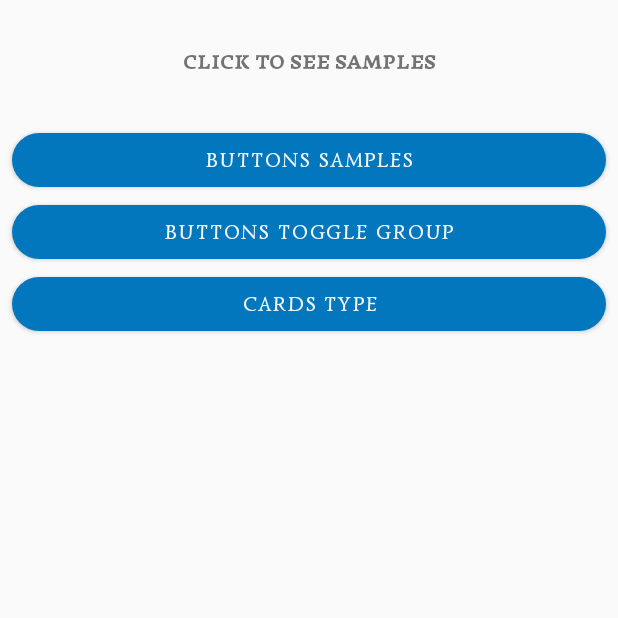
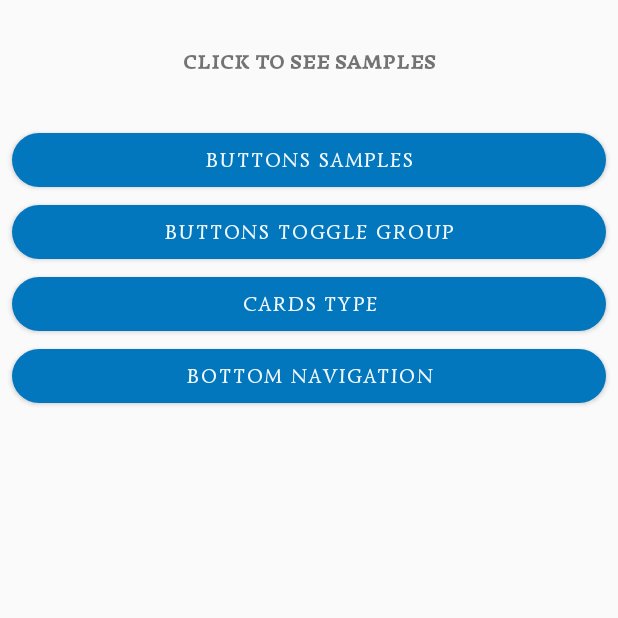
Before and after one commit to refka-farid/UI-playground, an Android app: the WidgetsFragment screen opened through its navigation route, on a phone screen of 412 x 824 dp, the top half of it. Run offline under Robolectric (Android 15) with nearby library versions, the phone set to English and light mode, and no system bars; Roboto replaces fonts that are not available here.

Commit message:
[ui-playground] add bottom navigation

```diff
--- a/playground/src/main/java/com/bravedroid/playground/widgets/WidgetsFragment.kt
+++ b/playground/src/main/java/com/bravedroid/playground/widgets/WidgetsFragment.kt
@@ -31,7 +31,7 @@ class WidgetsFragment : Fragment() {
                     )
 
                 }
-                R.id.buttonsToggleGroup_btn -> {
+                R.id.buttonsToggleGroup_btn ->{
                     view.findNavController().navigate(
                             WidgetsFragmentDirections.actionWidgetsFragmentToButtonsToggleGroupFragment()
                     )
@@ -41,11 +41,17 @@ class WidgetsFragment : Fragment() {
                             WidgetsFragmentDirections.actionWidgetsFragmentToCardsFragment()
                     )
                 }
+                R.id.bottomNavigation_btn -> {
+                    view.findNavController().navigate(
+                            WidgetsFragmentDirections.actionWidgetsFragmentToBottomNavigationFragment()
+                    )
+                }
             }
         }
 
         buttonsSamples_btn.setOnClickListener(callback)
         buttonsToggleGroup_btn.setOnClickListener(callback)
         cards_btn.setOnClickListener(callback)
+        bottomNavigation_btn.setOnClickListener(callback)
     }
 }
--- a/playground/src/main/res/layout/fragment_widgets.xml
+++ b/playground/src/main/res/layout/fragment_widgets.xml
@@ -56,9 +56,21 @@
             android:layout_marginStart="8dp"
             android:layout_marginEnd="8dp"
             android:text="cards type"
-            app:layout_constraintBottom_toBottomOf="parent"
+            app:layout_constraintBottom_toTopOf="@+id/bottomNavigation_btn"
             app:layout_constraintEnd_toEndOf="parent"
             app:layout_constraintStart_toStartOf="parent"
             app:layout_constraintTop_toBottomOf="@+id/buttonsToggleGroup_btn" />
+
+        <Button
+            android:id="@+id/bottomNavigation_btn"
+            android:layout_width="0dp"
+            android:layout_height="wrap_content"
+            android:layout_marginStart="8dp"
+            android:layout_marginEnd="8dp"
+            android:text="bottom Navigation"
+            app:layout_constraintEnd_toEndOf="parent"
+            app:layout_constraintStart_toStartOf="parent"
+            app:layout_constraintTop_toBottomOf="@+id/cards_btn" />
+
     </androidx.constraintlayout.widget.ConstraintLayout>
 </ScrollView>
--- a/playground/src/main/res/navigation/main_nav_graph.xml
+++ b/playground/src/main/res/navigation/main_nav_graph.xml
@@ -70,6 +70,9 @@
         <action
             android:id="@+id/action_widgetsFragment_to_cardsFragment"
             app:destination="@id/cardsFragment" />
+        <action
+            android:id="@+id/action_widgetsFragment_to_bottomNavigationFragment"
+            app:destination="@id/bottomNavigationFragment" />
     </fragment>
     <fragment
         android:id="@+id/buttonsFragment"
@@ -100,4 +103,8 @@
         android:name="com.bravedroid.playground.widgets.CardsFragment"
         android:label="fragment_cards"
         tools:layout="@layout/fragment_cards" />
+    <fragment
+        android:id="@+id/bottomNavigationFragment"
+        android:name="com.bravedroid.playground.widgets.BottomNavigationFragment"
+        android:label="BottomNavigationFragment" />
 </navigation>
--- a/ui-styles/src/main/res/values/theme_cerulean_base.xml
+++ b/ui-styles/src/main/res/values/theme_cerulean_base.xml
@@ -110,4 +110,9 @@
         <item name="cardElevation">4dp</item>
         <item name="strokeWidth">0dp</item>
     </style>
+
+    <style name="AppTheme" parent="Theme.MaterialComponents.Light">
+        <item name="bottomNavigationStyle">@style/AppBottomNavigation</item>
+    </style>
+    <style name="AppBottomNavigation" parent="@style/Widget.MaterialComponents.BottomNavigationView.Colored" />
 </resources>
```
Also changed, not shown: playground/src/main/java/com/bravedroid/playground/widgets/BottomNavigationFragment.kt (added, +24 -0 lines), playground/src/main/res/layout/fragment_bottom_navigation.xml (added, +9 -0 lines), playground/src/main/res/menu/bottom_navigation_menu.xml (added, +18 -0 lines).
